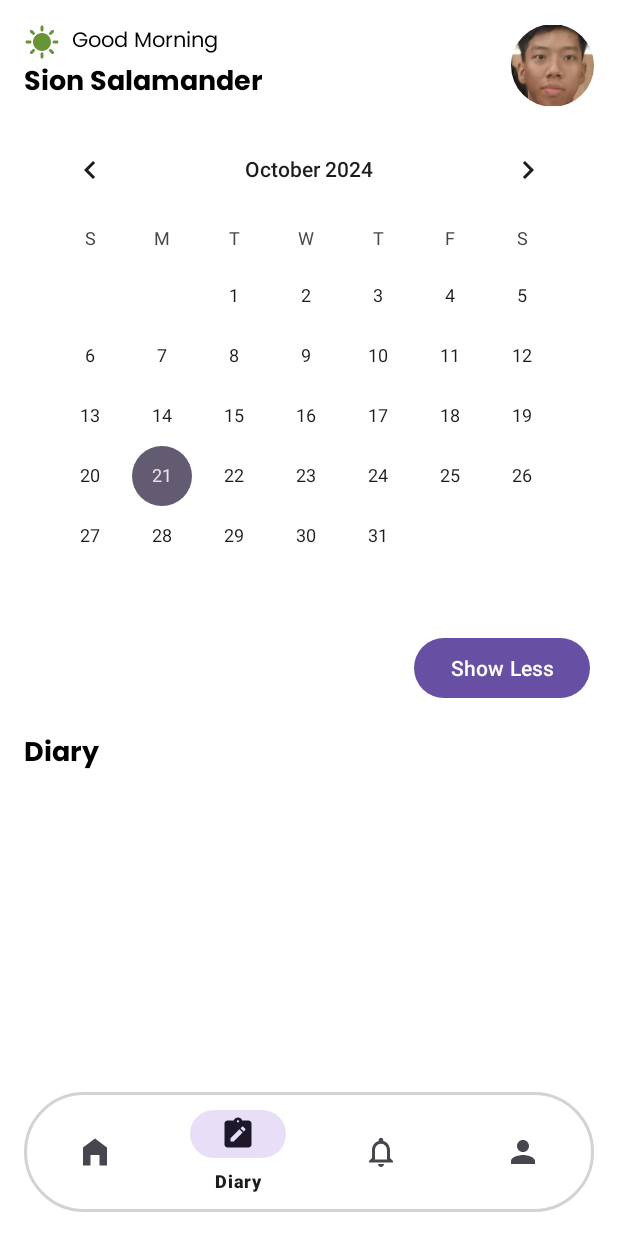
After one commit to cowcow22/UTS_MAP_Mangan, an Android app: the DiaryActivity screen opened directly, with no data from a screen before it, on a phone screen of 412 x 824 dp. The commit adds this screen. Run offline under Robolectric (Android 15) with nearby library versions, the light colour scheme and no system bars; our stand-ins replace CircleImageView.

Commit message:
Adding into Project Diary Page

```diff
--- a/app/src/main/AndroidManifest.xml
+++ b/app/src/main/AndroidManifest.xml
@@ -21,6 +21,7 @@
         <activity android:name=".WelcomePageHeightActivity" />
         <activity android:name=".WelcomePageWeightActivity" />
         <activity android:name=".WelcomePageGoalsActivity" />
+        <activity android:name=".DiaryActivity" />
         <activity
             android:name=".WelcomePageNameActivity"
             android:exported="false" />
--- /dev/null
+++ b/app/src/main/java/com/example/uts_map_mangan/DiaryActivity.kt
@@ -0,0 +1,77 @@
+package com.example.uts_map_mangan
+
+import android.content.Intent
+import android.os.Bundle
+import android.widget.Button
+import android.widget.CalendarView
+import androidx.appcompat.app.AppCompatActivity
+import com.google.android.material.bottomnavigation.BottomNavigationView
+
+class DiaryActivity : AppCompatActivity() {
+
+    private lateinit var calendarView: CalendarView
+    private lateinit var btnShowLess: Button
+    private var isCalendarExpanded = true
+    private lateinit var bottomNavigation: BottomNavigationView
+
+    override fun onCreate(savedInstanceState: Bundle?) {
+        super.onCreate(savedInstanceState)
+        setContentView(R.layout.activity_diary)
+
+        calendarView = findViewById(R.id.calendarView)
+        btnShowLess = findViewById(R.id.btnShowLess)
+
+        // Mengatur aksi tombol Show Less untuk mengecilkan/memperbesar CalendarView
+        btnShowLess.setOnClickListener {
+            if (isCalendarExpanded) {
+                // Menyembunyikan tampilan penuh CalendarView dan menampilkan hanya tanggal hari ini
+                calendarView.layoutParams.height = 150 // Ukuran tinggi ringkas
+                btnShowLess.text = "Show More"
+            } else {
+                // Mengembalikan CalendarView ke ukuran penuh
+                calendarView.layoutParams.height = android.view.ViewGroup.LayoutParams.WRAP_CONTENT
+                btnShowLess.text = "Show Less"
+            }
+            calendarView.requestLayout()
+            isCalendarExpanded = !isCalendarExpanded
+        }
+
+        // Initialize Bottom Navigation
+        bottomNavigation = findViewById(R.id.bottomNavigation)
+
+        // Set 'Diary' as the selected item
+        bottomNavigation.selectedItemId = R.id.nav_diary
+
+        bottomNavigation.setOnNavigationItemSelectedListener { item ->
+            when (item.itemId) {
+                R.id.nav_home -> {
+                    startActivity(Intent(this, HomePage::class.java))
+                    overridePendingTransition(0, 0) // No transition animation
+                    true
+                }
+                R.id.nav_diary -> {
+                    // Stay on the same page, no need to do anything
+                    true
+                }
+                R.id.nav_notification -> {
+                    // Handle notification click
+//                    startActivity(Intent(this, HomePage::class.java))
+//                    overridePendingTransition(0, 0) // No transition animation
+                    true
+                }
+                R.id.nav_profile -> {
+                    // Handle profile click
+//                    startActivity(Intent(this, HomePage::class.java))
+//                    overridePendingTransition(0, 0) // No transition animation
+                    true
+                }
+                else -> false
+            }
+        }
+    }
+
+    override fun onBackPressed() {
+        super.onBackPressed()
+        overridePendingTransition(0, 0) // No transition animation when pressing back
+    }
+}
--- a/app/src/main/java/com/example/uts_map_mangan/HomePage.kt
+++ b/app/src/main/java/com/example/uts_map_mangan/HomePage.kt
@@ -33,9 +33,22 @@ class HomePage : AppCompatActivity() {
                     // Handle home click
                     true
                 }
+                R.id.nav_diary -> {
+                    // Handle profile click
+                    startActivity(Intent(this, DiaryActivity::class.java))
+                    overridePendingTransition(0, 0)
+                    true
+                }
+                R.id.nav_notification -> {
+                    // Handle profile click
+//                    startActivity(Intent(this, ProfileActivity::class.java))
+//                    overridePendingTransition(0, 0)
+                    true
+                }
                 R.id.nav_profile -> {
                     // Handle profile click
 //                    startActivity(Intent(this, ProfileActivity::class.java))
+//                    overridePendingTransition(0, 0)
                     true
                 }
                 else -> false
--- /dev/null
+++ b/app/src/main/res/layout/activity_diary.xml
@@ -0,0 +1,130 @@
+<androidx.constraintlayout.widget.ConstraintLayout xmlns:android="http://schemas.android.com/apk/res/android"
+    xmlns:tools="http://schemas.android.com/tools"
+    android:layout_width="match_parent"
+    android:layout_height="match_parent"
+    android:background="@color/white"
+    xmlns:app="http://schemas.android.com/apk/res-auto"
+    tools:context=".MainActivity">
+
+    <!-- Top Section: Greeting, Avatar, and Total Calories -->
+    <LinearLayout
+        android:id="@+id/linearLayout"
+        android:layout_width="wrap_content"
+        android:layout_height="wrap_content"
+        android:layout_marginStart="16dp"
+        android:layout_marginTop="16dp"
+        android:orientation="horizontal"
+        app:layout_constraintStart_toStartOf="parent"
+        app:layout_constraintTop_toTopOf="parent">
+
+        <ImageView
+            android:layout_width="wrap_content"
+            android:layout_height="wrap_content"
+            android:src="@drawable/ic_morning" />
+
+        <TextView
+            android:id="@+id/tvGreeting"
+            android:layout_width="wrap_content"
+            android:layout_height="wrap_content"
+            android:layout_marginStart="8dp"
+            android:fontFamily="@font/poppins_regular"
+            android:text="Good Morning"
+            android:textColor="#000000"
+            android:textSize="14sp" />
+    </LinearLayout>
+
+    <!-- Note nama yang ditampilin FIRST NAME AJA -->
+
+    <TextView
+        android:id="@+id/tvName"
+        android:layout_width="wrap_content"
+        android:layout_height="wrap_content"
+        android:layout_marginStart="16dp"
+        android:fontFamily="@font/poppins_bold"
+        android:text="Sion Salamander"
+        android:textColor="#000000"
+        android:textSize="18sp"
+        android:textStyle="bold"
+        app:layout_constraintStart_toStartOf="parent"
+        app:layout_constraintTop_toBottomOf="@id/linearLayout" />
+
+    <com.google.android.material.imageview.ShapeableImageView
+        android:id="@+id/imgAvatar"
+        android:layout_width="55dp"
+        android:layout_height="55dp"
+        android:src="@drawable/ic_profile_sementara"
+        android:layout_marginEnd="16dp"
+        android:layout_marginTop="16dp"
+        app:layout_constraintEnd_toEndOf="parent"
+        app:layout_constraintTop_toTopOf="parent"
+        app:shapeAppearanceOverlay="@style/CircleImageView" />
+
+    <!-- CalendarView dan Button Show Less -->
+    <CalendarView
+        android:id="@+id/calendarView"
+        android:layout_width="match_parent"
+        android:layout_height="wrap_content"
+        android:layout_marginTop="8dp"
+        android:layout_marginStart="16dp"
+        android:layout_marginEnd="16dp"
+        app:layout_constraintStart_toStartOf="parent"
+        app:layout_constraintTop_toBottomOf="@id/tvName"/>
+
+    <Button
+        android:id="@+id/btnShowLess"
+        android:layout_width="wrap_content"
+        android:layout_height="wrap_content"
+        android:layout_gravity="center_horizontal"
+        android:layout_marginStart="276dp"
+        android:layout_marginTop="4dp"
+        android:text="Show Less"
+        app:layout_constraintStart_toStartOf="parent"
+        app:layout_constraintTop_toBottomOf="@id/calendarView" />
+
+    <!-- Diary Section: Horizontal RecyclerView -->
+    <TextView
+        android:id="@+id/tvDiary"
+        android:layout_width="wrap_content"
+        android:layout_height="wrap_content"
+        android:layout_marginStart="16dp"
+        android:layout_marginTop="18dp"
+        android:text="Diary"
+        android:fontFamily="@font/poppins_bold"
+        android:textColor="#000000"
+        android:textSize="18sp"
+        android:textStyle="bold"
+        app:layout_constraintStart_toStartOf="parent"
+        app:layout_constraintTop_toBottomOf="@id/btnShowLess" />
+
+    <androidx.recyclerview.widget.RecyclerView
+        android:id="@+id/recyclerViewDiary"
+        android:layout_width="0dp"
+        android:layout_height="140dp"
+        android:orientation="horizontal"
+        app:layoutManager="androidx.recyclerview.widget.LinearLayoutManager"
+        app:layout_constraintTop_toBottomOf="@id/tvDiary"
+        app:layout_constraintStart_toStartOf="parent"
+        app:layout_constraintEnd_toEndOf="parent"
+        android:layout_marginTop="8dp"
+        android:layout_marginStart="16dp"
+        android:layout_marginEnd="16dp"
+        tools:listitem="@layout/item_diary" />
+
+    <!-- Bottom Navigation -->
+    <com.google.android.material.bottomnavigation.BottomNavigationView
+        android:id="@+id/bottomNavigation"
+        android:layout_width="0dp"
+        android:layout_height="wrap_content"
+        android:background="@drawable/capsule_background"
+        android:elevation="8dp"
+        app:backgroundTint="@null"
+        app:menu="@menu/bottom_navigation_menu"
+        android:layout_marginBottom="16dp"
+        android:layout_marginLeft="16dp"
+        android:layout_marginRight="16dp"
+        app:layout_constraintBottom_toBottomOf="parent"
+        app:layout_constraintStart_toStartOf="parent"
+        app:layout_constraintEnd_toEndOf="parent" />
+
+
+</androidx.constraintlayout.widget.ConstraintLayout>
```
